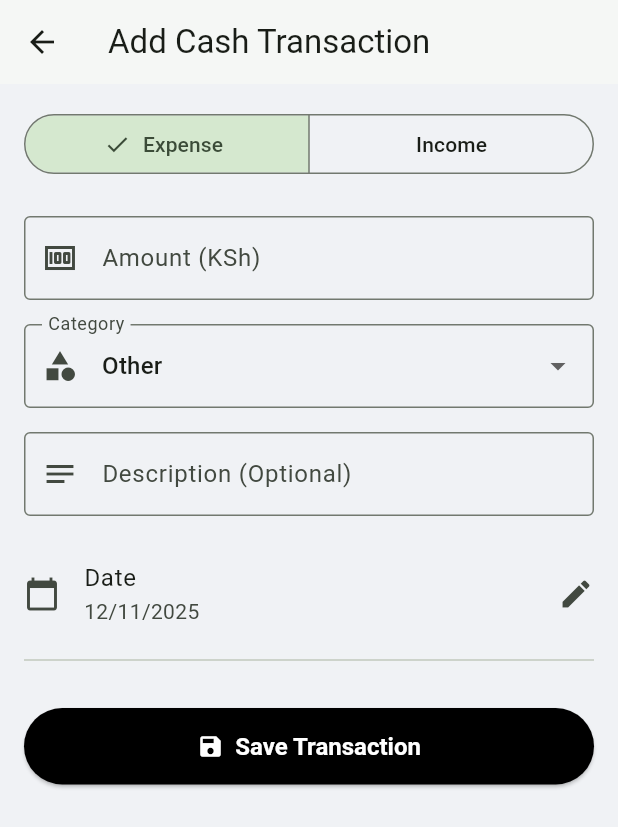
After one commit to JohnApollos/DataForge-HustlerOS, a Flutter app: the DashboardScreen screen opened by its route, after a tap on "Week", after a tap on the "add card" icon, on a phone screen of 412 x 824 dp. The commit adds this screen. Shown: the top 827 px of the screen. Run offline on Flutter 3.47's test engine with Material 3 defaults, Android fonts, the phone set to English and light mode, and no system bars; our stand-ins replace fl_chart, flutter_secure_storage, shared_preferences, supabase_flutter; missing offline and left inert: telephony; accounts and stored records are empty.

Commit message:
Added manual cash entry

```diff
--- /dev/null
+++ b/mobile_app/lib/add_transaction_screen.dart
@@ -0,0 +1,235 @@
+// mobile_app/lib/add_transaction_screen.dart
+
+import 'package:flutter/material.dart';
+import 'package:supabase_flutter/supabase_flutter.dart';
+
+class AddTransactionScreen extends StatefulWidget {
+  const AddTransactionScreen({super.key});
+
+  @override
+  State<AddTransactionScreen> createState() => _AddTransactionScreenState();
+}
+
+class _AddTransactionScreenState extends State<AddTransactionScreen> {
+  final _formKey = GlobalKey<FormState>();
+  final _amountController = TextEditingController();
+  final _descriptionController = TextEditingController();
+
+  String _selectedType = 'Expense'; // Default type
+  String _selectedCategory = 'Other';
+  DateTime _selectedDate = DateTime.now();
+  bool _isLoading = false;
+
+  // Define our category lists
+  final List<String> _expenseCategories = [
+    'Fuel',
+    'Food',
+    'Airtime',
+    'Repairs',
+    'Personal',
+    'Other'
+  ];
+  final List<String> _incomeCategories = ['Cash Fare', 'Payment', 'Other'];
+
+  Future<void> _selectDate(BuildContext context) async {
+    final DateTime? picked = await showDatePicker(
+      context: context,
+      initialDate: _selectedDate,
+      firstDate: DateTime(2020),
+      lastDate: DateTime.now(),
+    );
+    if (picked != null && picked != _selectedDate) {
+      setState(() {
+        _selectedDate = picked;
+      });
+    }
+  }
+
+  Future<void> _saveTransaction() async {
+    if (!_formKey.currentState!.validate()) {
+      return; // Form is not valid
+    }
+    setState(() => _isLoading = true);
+
+    final amount = double.tryParse(_amountController.text);
+    if (amount == null) {
+      // Should be caught by validator, but good to check
+      setState(() => _isLoading = false);
+      return;
+    }
+
+    final userId = Supabase.instance.client.auth.currentUser!.id;
+
+    try {
+      await Supabase.instance.client.from('transactions').insert({
+        'user_id': userId,
+        'amount': amount,
+        'type': _selectedType,
+        'category': _selectedCategory,
+        'description': _descriptionController.text.trim(),
+        'date': _selectedDate.toIso8601String(),
+      });
+
+      if (mounted) {
+        ScaffoldMessenger.of(context).showSnackBar(
+          const SnackBar(
+            content: Text('Transaction saved!'),
+            backgroundColor: Colors.green,
+          ),
+        );
+        Navigator.of(context).pop(); // Go back to the dashboard
+      }
+    } catch (e) {
+      if (mounted) {
+        ScaffoldMessenger.of(context).showSnackBar(
+          SnackBar(
+            content: Text('Error saving transaction: $e'),
+            backgroundColor: Colors.red,
+          ),
+        );
+      }
+    } finally {
+      if (mounted) {
+        setState(() => _isLoading = false);
+      }
+    }
+  }
+
+  @override
+  void dispose() {
+    _amountController.dispose();
+    _descriptionController.dispose();
+    super.dispose();
+  }
+
+  @override
+  Widget build(BuildContext context) {
+    // Get the correct list of categories based on the selected type
+    final categories =
+        _selectedType == 'Expense' ? _expenseCategories : _incomeCategories;
+
+    // Ensure the selected category is valid for the selected type
+    if (!categories.contains(_selectedCategory)) {
+      _selectedCategory = categories.first;
+    }
+
+    return Scaffold(
+      appBar: AppBar(
+        title: const Text('Add Cash Transaction'),
+        backgroundColor: Colors.white,
+        elevation: 1,
+      ),
+      body: Form(
+        key: _formKey,
+        child: ListView(
+          padding: const EdgeInsets.all(16.0),
+          children: [
+            // --- Type Selector (Income/Expense) ---
+            SegmentedButton<String>(
+              segments: const [
+                ButtonSegment(value: 'Expense', label: Text('Expense')),
+                ButtonSegment(value: 'Income', label: Text('Income')),
+              ],
+              selected: {_selectedType},
+              onSelectionChanged: (Set<String> newSelection) {
+                setState(() {
+                  _selectedType = newSelection.first;
+                });
+              },
+            ),
+            const SizedBox(height: 24),
+
+            // --- Amount Field ---
+            TextFormField(
+              controller: _amountController,
+              decoration: const InputDecoration(
+                labelText: 'Amount (KSh)',
+                border: OutlineInputBorder(),
+                prefixIcon: Icon(Icons.money),
+              ),
+              keyboardType: TextInputType.number,
+              validator: (value) {
+                if (value == null || value.isEmpty) {
+                  return 'Please enter an amount';
+                }
+                if (double.tryParse(value) == null) {
+                  return 'Please enter a valid number';
+                }
+                return null;
+              },
+            ),
+            const SizedBox(height: 16),
+
+            // --- Category Selector ---
+            DropdownButtonFormField<String>(
+              value: _selectedCategory,
+              decoration: const InputDecoration(
+                labelText: 'Category',
+                border: OutlineInputBorder(),
+                prefixIcon: Icon(Icons.category),
+              ),
+              items: categories.map((String category) {
+                return DropdownMenuItem<String>(
+                  value: category,
+                  child: Text(category),
+                );
+              }).toList(),
+              onChanged: (String? newValue) {
+                if (newValue != null) {
+                  setState(() {
+                    _selectedCategory = newValue;
+                  });
+                }
+              },
+            ),
+            const SizedBox(height: 16),
+
+            // --- Description Field ---
+            TextFormField(
+              controller: _descriptionController,
+              decoration: const InputDecoration(
+                labelText: 'Description (Optional)',
+                border: OutlineInputBorder(),
+                prefixIcon: Icon(Icons.notes),
+              ),
+              textCapitalization: TextCapitalization.sentences,
+            ),
+            const SizedBox(height: 16),
+
+            // --- Date Picker ---
+            ListTile(
+              contentPadding: EdgeInsets.zero,
+              leading: const Icon(Icons.calendar_today),
+              title: const Text('Date'),
+              subtitle: Text(
+                '${_selectedDate.day}/${_selectedDate.month}/${_selectedDate.year}',
+              ),
+              trailing: const Icon(Icons.edit),
+              onTap: () => _selectDate(context),
+            ),
+            const Divider(),
+            const SizedBox(height: 24),
+
+            // --- Save Button ---
+            _isLoading
+                ? const Center(child: CircularProgressIndicator())
+                : ElevatedButton.icon(
+                    icon: const Icon(Icons.save),
+                    label: const Text('Save Transaction'),
+                    onPressed: _saveTransaction,
+                    style: ElevatedButton.styleFrom(
+                      padding: const EdgeInsets.symmetric(vertical: 16),
+                      backgroundColor: Colors.black,
+                      foregroundColor: Colors.white,
+                      textStyle: const TextStyle(
+                        fontSize: 16,
+                        fontWeight: FontWeight.bold,
+                      ),
+                    ),
+                  ),
+          ],
+        ),
+      ),
+    );
+  }
+}
--- a/mobile_app/lib/main.dart
+++ b/mobile_app/lib/main.dart
@@ -16,6 +16,7 @@ import 'package:http/http.dart' as http;
 import 'dart:convert';
 import 'transactions_screen.dart';
 import 'package:fl_chart/fl_chart.dart';
+import 'package:mobile_app/add_transaction_screen.dart';
 
 // 3. We must check the flag BEFORE the app runs
 Future<void> main() async {
@@ -86,12 +87,38 @@ class _DashboardScreenState extends State<DashboardScreen> {
 
   final Telephony telephony = Telephony.instance;
 
-  Future<void> analyzeSms({String period = "all"}) async {
+  // Function to fetch manual transactions from Supabase
+  Future<List<Map<String, dynamic>>> _fetchManualTransactions(String period) async {
+    final userId = Supabase.instance.client.auth.currentUser!.id;
+    var query = Supabase.instance.client
+        .from('transactions')
+        .select()
+        .eq('user_id', userId);
+
+    // Add date filter based on the period
+    final now = DateTime.now();
+    if (period == 'week') {
+      final startOfWeek = now.subtract(Duration(days: now.weekday - 1));
+      final startDate = DateTime(startOfWeek.year, startOfWeek.month, startOfWeek.day);
+      query = query.gte('date', startDate.toIso8601String());
+    } else if (period == 'month') {
+      final startDate = DateTime(now.year, now.month, 1);
+      query = query.gte('date', startDate.toIso8601String());
+    }
+    // For 'all', we don't add a date filter
+
+    final response = await query;
+    return (response as List).cast<Map<String, dynamic>>();
+  }
+
+  // --- NEW COMBINED DATA FUNCTION ---
+  Future<void> analyzeData({String period = "all"}) async {
     setState(() {
       _isLoading = true;
       _selectedPeriod = period;
     });
 
+    // --- 1. GET VERIFIED M-PESA DATA ---
     if (_allSmsMessages.isEmpty) {
       bool? permissionsGranted = await telephony.requestSmsPermissions;
       if (permissionsGranted != true) {
@@ -103,40 +130,106 @@ class _DashboardScreenState extends State<DashboardScreen> {
         filter: SmsFilter.where(SmsColumn.ADDRESS).equals('MPESA'),
       );
     }
+    List<String> messageBodies = _allSmsMessages.map((m) => m.body ?? '').toList();
+    const String apiBaseUrl = 'https://dataforge-hustleros-production.up.railway.app/analyze';
 
-    List<String> messageBodies = _allSmsMessages.map((m) => m.body ?? '').toList();
-
-    // This is our LIVE deployed URL
-    const String apiBaseUrl = 'https://dataforge-hustleros-production.up.railway.app/analyze';
+    double mpesaIncome = 0;
+    double mpesaExpenses = 0;
+    List<dynamic> mpesaTransactions = [];
+    List<dynamic> mpesaTopExpenses = [];
 
     try {
       final response = await http.post(
         Uri.parse(apiBaseUrl),
         headers: {'Content-Type': 'application/json'},
-        body: json.encode({
-          'messages': messageBodies,
-          'period': period,
-        }),
+        body: json.encode({'messages': messageBodies, 'period': period}),
       );
 
       if (response.statusCode == 200) {
         final data = json.decode(response.body);
+
+        // Save the M-Pesa data
+        mpesaIncome = data['hustle_score']['total_income'].toDouble();
+        mpesaExpenses = data['hustle_score']['total_expenses'].toDouble();
+        mpesaTransactions = data['parsed_transactions'];
+        mpesaTopExpenses = data['hustle_score']['top_expenses'];
+
+        // SET THE "VERIFIED" HUSTLE SCORE (from M-Pesa only)
         setState(() {
           _hustleScore = data['hustle_score']['score'].toString();
-          _totalIncome = data['hustle_score']['total_income'].toStringAsFixed(0);
-          _totalExpenses = data['hustle_score']['total_expenses'].toStringAsFixed(0);
-          _parsedTransactions = data['parsed_transactions'];
-          _topExpenses = data['hustle_score']['top_expenses'];
+          _topExpenses = mpesaTopExpenses; // For now, pie chart is M-Pesa only
           _touchedIndex = -1;
         });
       }
     } catch (e) {
-      print('Error calling API: $e');
-    } finally {
-      setState(() {
-        _isLoading = false;
-      });
+      // Handle M-Pesa API error
+      if (mounted) {
+        ScaffoldMessenger.of(context).showSnackBar(
+          SnackBar(content: Text('Error analyzing M-Pesa: $e'), backgroundColor: Colors.red),
+        );
+      }
     }
+
+    // --- 2. GET UNVERIFIED CASH DATA ---
+    double manualIncome = 0;
+    double manualExpenses = 0;
+    List<dynamic> manualTransactions = [];
+
+    try {
+      final cashData = await _fetchManualTransactions(period);
+
+      for (var tx in cashData) {
+        final amount = tx['amount'].toDouble();
+        if (tx['type'] == 'Income') {
+          manualIncome += amount;
+        } else {
+          manualExpenses += amount;
+        }
+        // Convert manual transaction to the same format as M-Pesa transactions
+        manualTransactions.add({
+          'name': tx['category'], // Use category as name
+          'description': tx['description'] ?? '',
+          'amount': amount,
+          'date': tx['date'], // This is already an ISO 8601 string
+          'type': tx['type']
+        });
+      }
+    } catch (e) {
+      // Handle Supabase error
+      if (mounted) {
+        ScaffoldMessenger.of(context).showSnackBar(
+          SnackBar(content: Text('Error fetching cash data: $e'), backgroundColor: Colors.red),
+        );
+      }
+    }
+
+    // --- 3. COMBINE ALL DATA AND UPDATE STATE ---
+
+    // Combine and sort all transactions for the "View All" screen
+    final allTransactions = [...mpesaTransactions, ...manualTransactions];
+
+    // --- THIS IS THE FIX ---
+    // This sort function is now "null-safe" and will not crash
+    allTransactions.sort((a, b) {
+      // Handle potential null or invalid dates
+      // DateTime.tryParse returns null if it fails (doesn't crash)
+      // We use `?? DateTime(1970)` to provide a default "old" date for any nulls
+      final DateTime dateA = DateTime.tryParse(a['date'] ?? '') ?? DateTime(1970);
+      final DateTime dateB = DateTime.tryParse(b['date'] ?? '') ?? DateTime(1970);
+      return dateB.compareTo(dateA); // Sort descending
+    });
+    // --- END OF FIX ---
+
+    setState(() {
+      // Set the new combined totals
+      _totalIncome = (mpesaIncome + manualIncome).toStringAsFixed(0);
+      _totalExpenses = (mpesaExpenses + manualExpenses).toStringAsFixed(0);
+
+      // Save the combined list of transactions
+      _parsedTransactions = allTransactions;
+
+      _isLoading = false;
+    });
   }
 
   void _openTransactionsPage() {
@@ -160,7 +253,7 @@ class _DashboardScreenState extends State<DashboardScreen> {
     return name;
   }
 
-  // --- 1. NEW HELPER FUNCTION FOR THE AI TIP ---
+  // --- HELPER FUNCTION FOR THE AI TIP ---
   String _getInsightTip() {
     // Try to parse the score, default to 50 if it's "--"
     final int score = int.tryParse(_hustleScore) ?? 50;
@@ -184,6 +277,21 @@ class _DashboardScreenState extends State<DashboardScreen> {
         backgroundColor: Colors.white,
         elevation: 1,
         title: const Text('Hustler OS Dashboard', style: TextStyle(fontWeight: FontWeight.bold)),
+
+        // New Add Actions Button
+        actions: [
+          IconButton(
+            icon: const Icon(Icons.add_card_outlined),
+            tooltip: 'Add cash transaction',
+            onPressed: () {
+              // This opens our new screen
+              Navigator.push(
+                context,
+                MaterialPageRoute(builder: (context) => const AddTransactionScreen()),
+              );
+            },
+          ),
+        ],
       ),
       body: Stack(
         children: [
@@ -200,7 +308,8 @@ class _DashboardScreenState extends State<DashboardScreen> {
                   ],
                   selected: {_selectedPeriod},
                   onSelectionChanged: (Set<String> newSelection) {
-                    analyzeSms(period: newSelection.first);
+                    // --- CHANGED ---
+                    analyzeData(period: newSelection.first);
                   },
                 ),
               ),
@@ -219,7 +328,7 @@ class _DashboardScreenState extends State<DashboardScreen> {
                         style: const TextStyle(fontSize: 60, fontWeight: FontWeight.bold, color: Colors.green),
                       ),
 
-                      // --- 2. NEW AI INSIGHT WIDGET ---
+                      // --- AI INSIGHT WIDGET ---
                       if (_hustleScore != "--") ...[
                         const SizedBox(height: 16),
                         const Divider(),
@@ -252,7 +361,7 @@ class _DashboardScreenState extends State<DashboardScreen> {
               if (_topExpenses.isNotEmpty) ...[
                 const SizedBox(height: 16),
                 const Text(
-                  'Top 5 Expenses',
+                  'Top 5 Expenses (from M-Pesa)', // Clarified title
                   style: TextStyle(fontSize: 18, fontWeight: FontWeight.bold)
                 ),
                 const SizedBox(height: 16),
@@ -335,8 +444,10 @@ class _DashboardScreenState extends State<DashboardScreen> {
               color: const Color(0xFFF0F2F5),
               child: ElevatedButton.icon(
                 icon: const Icon(Icons.sms),
-                label: _isLoading ? const CircularProgressIndicator(color: Colors.white) : const Text('Analyze M-Pesa SMS'),
-                onPressed: _isLoading ? () {} : () => analyzeSms(period: 'all'),
+                // --- CHANGED ---
+                label: _isLoading ? const CircularProgressIndicator(color: Colors.white) : const Text('Analyze Data'),
+                // --- CHANGED ---
+                onPressed: _isLoading ? () {} : () => analyzeData(period: 'all'),
                 style: ElevatedButton.styleFrom(
                   minimumSize: const Size(double.infinity, 56),
                   padding: const EdgeInsets.symmetric(vertical: 16),
@@ -364,6 +475,7 @@ class _DashboardScreenState extends State<DashboardScreen> {
     ];
 
     final total = _topExpenses.fold(0.0, (sum, item) => sum + item['amount']);
+    if (total == 0) return []; // Avoid division by zero
 
     return List.generate(_topExpenses.length, (index) {
       final isTouched = index == _touchedIndex;
```
